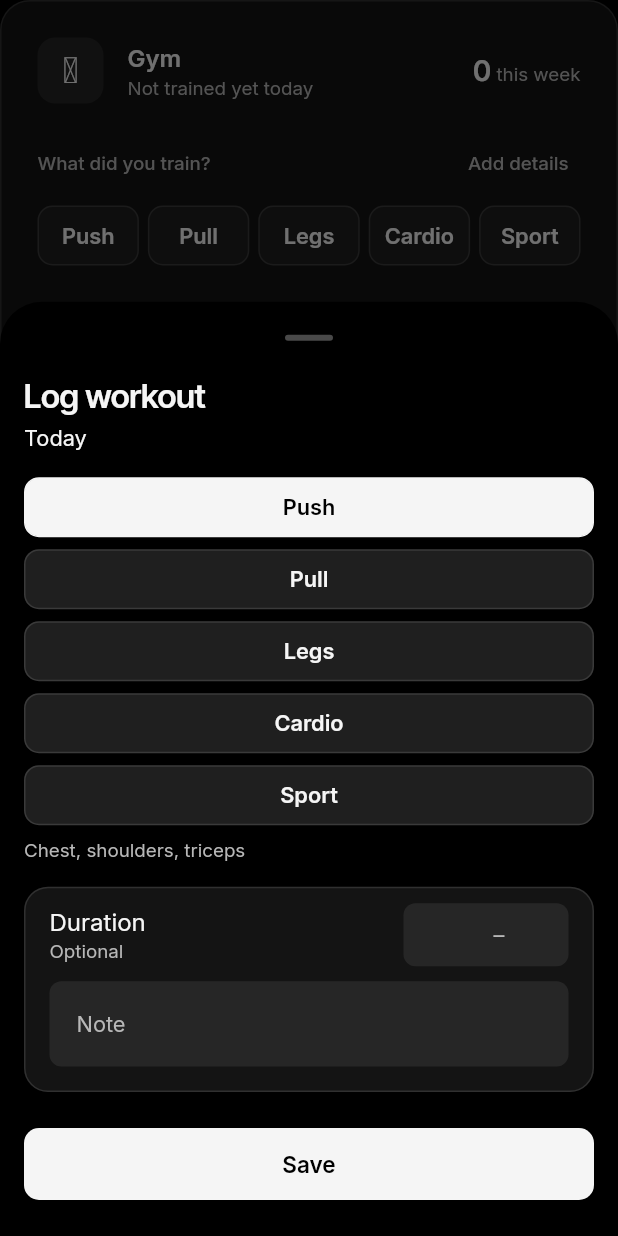
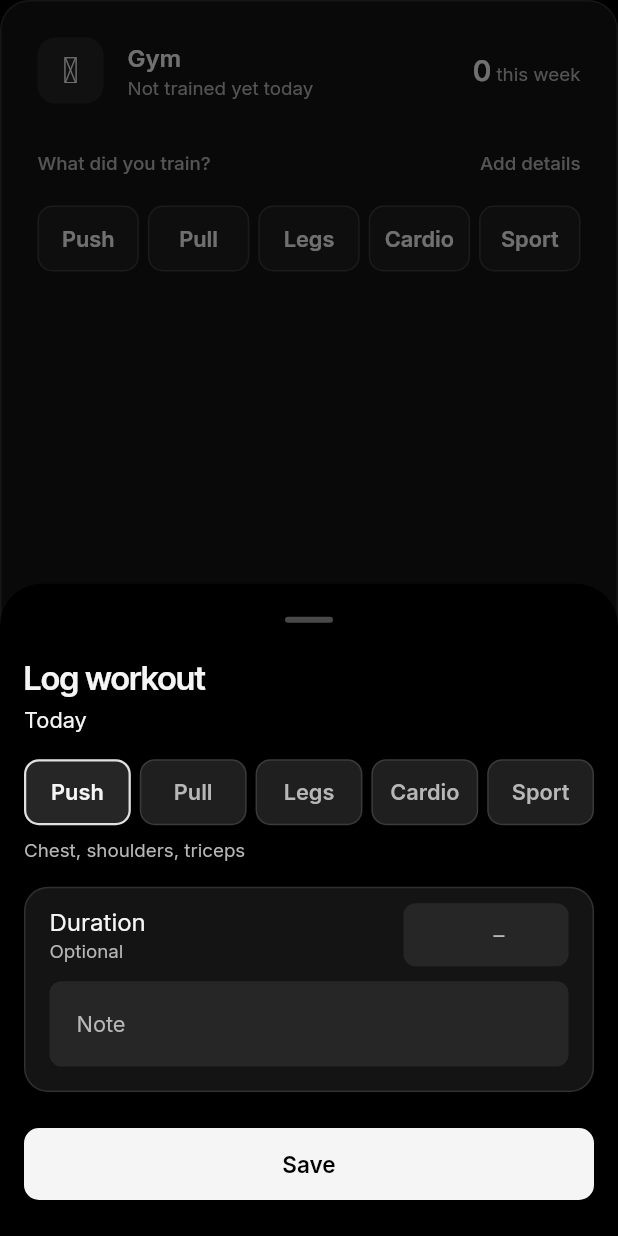
Before and after one commit to EzasPi0321/Fitness-Tracker, a Flutter app: the GymCard widget shown alone on an empty page, opened directly with empty values, after a tap on "Add details", on a phone screen of 412 x 824 dp. Run offline on Flutter 3.47's test engine with Material 3 defaults, Android fonts, the phone set to English and light mode, and no system bars; our stand-ins replace fl_chart, flutter_secure_storage, image_picker, material_symbols_icons, shared_preferences; missing offline and left inert: google_mlkit_text_recognition, health, mobile_scanner; accounts and stored records are empty.

Commit message:
Polish the new sleep, gym and water cards
- Gym sheet uses the card's row of five; the chosen type is a ring, not a
  second white slab next to Save
- Logging from the gym card eases the card taller instead of jumping
- Gym year line drops the repeated total and fits on one line
- Add details and the edit pencils line up with the card edge; sleep card
  loses the extra space under its footer
- Water's custom-amount button shares the amounts' corner radius

Co-Authored-By: Claude Opus 5.5 <noreply@anthropic.com>
Claude-Session: https://claude.ai/code/session_01NpydMa6FfrR8LUMnwYAw4H

```diff
--- a/flutter/lib/screens/progress/progress_screen.dart
+++ b/flutter/lib/screens/progress/progress_screen.dart
@@ -1280,8 +1280,11 @@ class _GymYearCardState extends State<_GymYearCard> {
             ),
             const SizedBox(height: S.xs),
             Text(
-              '${y.daysTrained} days trained  ·  ${y.activeWeeks.length} active weeks  ·  '
-              'best run ${y.bestWeekStreak} ${y.bestWeekStreak == 1 ? 'week' : 'weeks'} in a row',
+              [
+                if (y.daysTrained != y.total) 'on ${y.daysTrained} days',
+                '${y.activeWeeks.length} active ${y.activeWeeks.length == 1 ? 'week' : 'weeks'}',
+                'best run ${y.bestWeekStreak} ${y.bestWeekStreak == 1 ? 'week' : 'weeks'}',
+              ].join('  ·  '),
               style: tt.bodySmall!.copyWith(fontFeatures: tabular),
             ),
             const SizedBox(height: S.xl),
--- a/flutter/lib/widgets/gym_card.dart
+++ b/flutter/lib/widgets/gym_card.dart
@@ -86,6 +86,15 @@ class GymCard extends StatelessWidget {
               ),
             ],
           ),
+          // The new row eases in, so the cards below slide down instead of jumping.
+          AnimatedSize(
+            duration: Motion.of(context, Motion.base),
+            // Already on screen and resizing: ease-in-out, no overshoot that would clip.
+            curve: Motion.standard,
+            alignment: Alignment.topCenter,
+            child: Column(
+              crossAxisAlignment: CrossAxisAlignment.stretch,
+              children: [
                 for (final s in sessions) ...[
                   const SizedBox(height: S.sm),
                   Row(
@@ -95,16 +104,22 @@ class GymCard extends StatelessWidget {
                       Expanded(
                         child: Text(s.summary, style: tt.bodyMedium, maxLines: 1, overflow: TextOverflow.ellipsis),
                       ),
-                IconButton(
+                      Transform.translate(
+                        offset: const Offset(12, 0),
+                        child: IconButton(
                           constraints: const BoxConstraints.tightFor(width: 44, height: 44),
                           padding: EdgeInsets.zero,
                           tooltip: 'Edit ${s.type.label}',
                           onPressed: () => showGymSheet(context, day: day, session: s),
                           icon: FIcon(Symbols.edit, size: 20, color: t.muted, weight: FontWeight.w500),
                         ),
+                      ),
                     ],
                   ),
                 ],
+              ],
+            ),
+          ),
           const SizedBox(height: S.lg),
           // The five types are the choice; adding details is a quieter, secondary action.
           Row(
@@ -113,7 +128,8 @@ class GymCard extends StatelessWidget {
               TextButton(
                 style: TextButton.styleFrom(
                   minimumSize: const Size(44, 36),
-                  padding: const EdgeInsets.symmetric(horizontal: 8),
+                  padding: const EdgeInsets.only(left: 12),
+                  alignment: Alignment.centerRight,
                   foregroundColor: t.muted,
                   textStyle: tt.labelMedium,
                 ),
@@ -141,9 +157,13 @@ class GymCard extends StatelessWidget {
 }
 
 class _TypeButton extends StatelessWidget {
-  const _TypeButton({required this.type, required this.onTap});
+  const _TypeButton({required this.type, required this.onTap, this.selected = false, this.onTapOnly = true});
   final TrainingType type;
   final VoidCallback onTap;
+
+  /// In the sheet, one type is chosen; on the card every button is an action.
+  final bool selected;
+  final bool onTapOnly;
 
   @override
   Widget build(BuildContext context) {
@@ -151,19 +171,26 @@ class _TypeButton extends StatelessWidget {
     final tt = Theme.of(context).textTheme;
     return Squishy(
       onTap: onTap,
-      semanticLabel: 'Log ${type.label}',
-      child: Container(
-        height: 40,
-        padding: const EdgeInsets.symmetric(horizontal: 4),
+      semanticLabel: onTapOnly ? 'Log ${type.label}' : type.label,
+      child: AnimatedContainer(
+        duration: Motion.of(context, Motion.fast),
+        height: 44,
+        padding: const EdgeInsets.symmetric(horizontal: 2),
         alignment: Alignment.center,
         decoration: BoxDecoration(
-          color: t.raised,
+          color: selected ? t.inset : t.raised,
           borderRadius: BorderRadius.circular(S.radiusControl),
-          border: Border.all(color: t.border),
+          // Selected: a ring in the text colour, not a white fill, so Save stays the one
+          // bright slab on the sheet.
+          border: Border.all(color: selected ? t.fg.withValues(alpha: 0.9) : t.border, width: selected ? 1.5 : 1),
         ),
         child: FittedBox(
           fit: BoxFit.scaleDown,
-          child: Text(type.label, style: tt.labelLarge, maxLines: 1),
+          child: Text(
+            type.label,
+            style: tt.labelLarge!.copyWith(color: selected || onTapOnly ? t.fg : t.muted),
+            maxLines: 1,
+          ),
         ),
       ),
     );
@@ -239,27 +266,19 @@ class _GymSheetState extends State<_GymSheet> {
             const SizedBox(height: S.xs),
             Text(isToday ? 'Today' : DateFormat('EEEE d MMMM').format(widget.day), style: tt.bodyMedium),
             const SizedBox(height: S.lg),
-            Wrap(
-              spacing: S.sm,
-              runSpacing: S.sm,
+            Row(
               children: [
-                for (final type in TrainingType.values)
-                  Squishy(
+                for (final (i, type) in TrainingType.values.indexed) ...[
+                  if (i > 0) const SizedBox(width: 6),
+                  Expanded(
+                    child: _TypeButton(
+                      type: type,
+                      selected: _type == type,
+                      onTapOnly: false,
                       onTap: () => setState(() => _type = type),
-                    semanticLabel: type.label,
-                    child: AnimatedContainer(
-                      duration: Motion.of(context, Motion.fast),
-                      height: 40,
-                      padding: const EdgeInsets.symmetric(horizontal: 16),
-                      decoration: BoxDecoration(
-                        color: _type == type ? t.accent : t.raised,
-                        borderRadius: BorderRadius.circular(S.radiusControl),
-                        border: Border.all(color: _type == type ? t.accent : t.border),
-                      ),
-                      alignment: Alignment.center,
-                      child: Text(type.label, style: tt.labelLarge!.copyWith(color: _type == type ? t.onAccent : t.fg)),
                     ),
                   ),
+                ],
               ],
             ),
             const SizedBox(height: S.sm),
--- a/flutter/lib/widgets/sleep_card.dart
+++ b/flutter/lib/widgets/sleep_card.dart
@@ -34,7 +34,7 @@ class SleepCard extends StatelessWidget {
     final time = DateFormat.jm();
 
     return FCard(
-      padding: const EdgeInsets.all(S.xl),
+      padding: EdgeInsets.fromLTRB(S.xl, S.xl, S.xl, night == null ? S.xl : S.xl - 12),
       child: Column(
         crossAxisAlignment: CrossAxisAlignment.stretch,
         children: [
@@ -102,12 +102,15 @@ class SleepCard extends StatelessWidget {
                     overflow: TextOverflow.ellipsis,
                   ),
                 ),
-                IconButton(
-                  constraints: const BoxConstraints.tightFor(width: 44, height: 44),
-                  padding: EdgeInsets.zero,
-                  tooltip: night.logged ? 'Edit sleep' : 'Log a different time',
-                  onPressed: () => showSleepSheet(context, day: day, night: night),
-                  icon: FIcon(Symbols.edit, size: 20, color: t.muted, weight: FontWeight.w500),
+                Transform.translate(
+                  offset: const Offset(12, 0),
+                  child: IconButton(
+                    constraints: const BoxConstraints.tightFor(width: 44, height: 44),
+                    padding: EdgeInsets.zero,
+                    tooltip: night.logged ? 'Edit sleep' : 'Log a different time',
+                    onPressed: () => showSleepSheet(context, day: day, night: night),
+                    icon: FIcon(Symbols.edit, size: 20, color: t.muted, weight: FontWeight.w500),
+                  ),
                 ),
               ],
             ),
--- a/flutter/lib/widgets/water_card.dart
+++ b/flutter/lib/widgets/water_card.dart
@@ -137,6 +137,10 @@ class WaterCard extends StatelessWidget {
               IconButton.filledTonal(
                 constraints: const BoxConstraints.tightFor(width: 44, height: 44),
                 padding: EdgeInsets.zero,
+                // Same shape as the amounts beside it: one radius family in the row.
+                style: IconButton.styleFrom(
+                  shape: RoundedRectangleBorder(borderRadius: BorderRadius.circular(S.inner(S.radiusCard, S.lg) + 6)),
+                ),
                 tooltip: 'Other amount',
                 onPressed: () => _custom(context, metric),
                 icon: FIcon(Symbols.edit, size: 20, weight: FontWeight.w500),
```
Lines whose indentation alone changed are shown as unchanged.
